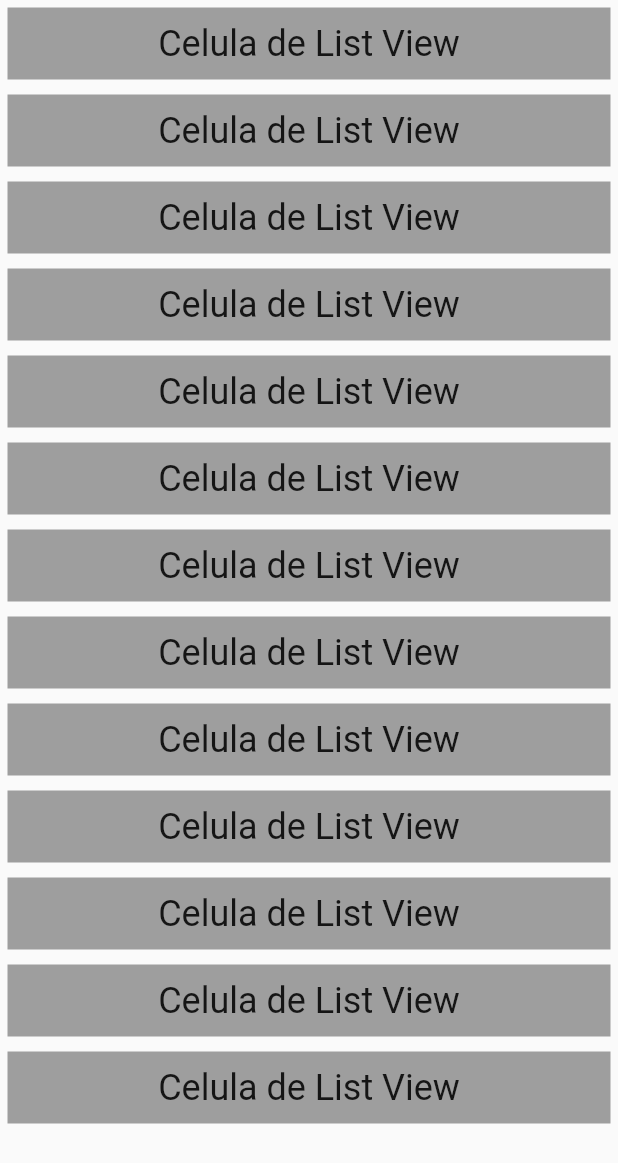
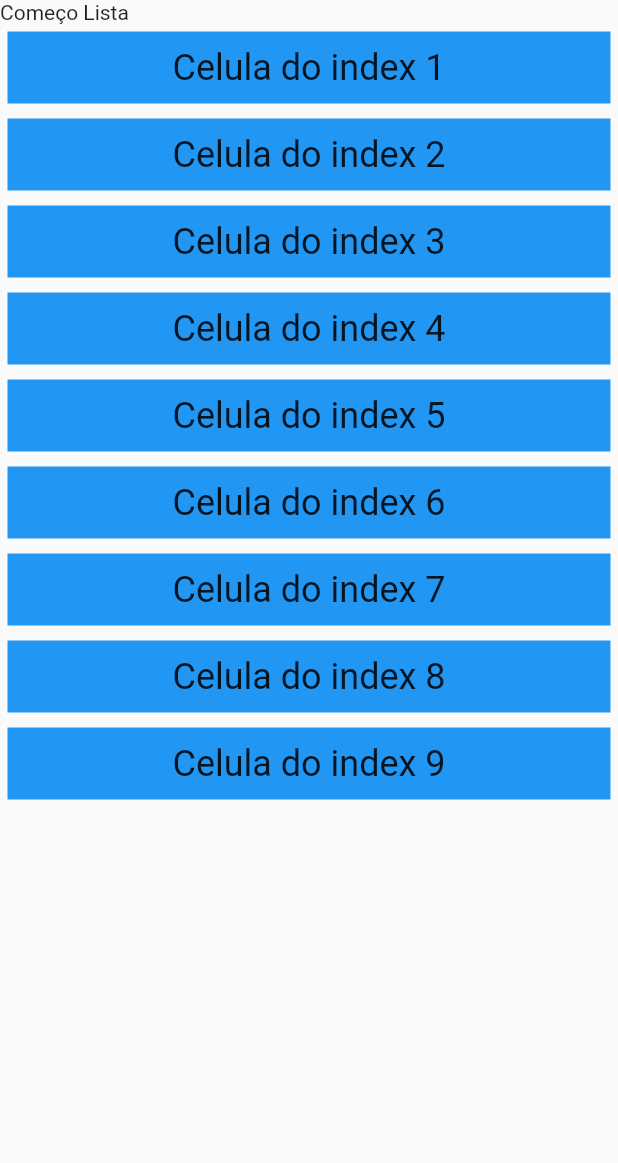
Before and after one commit to Tsilva16/List-View, a Flutter app: the screen it shows after launch, on a phone screen of 412 x 824 dp. Shown: the top 1163 px of the screen. Run offline on Flutter 3.47's test engine with Material 2 defaults, Android fonts, the phone set to English and light mode, and no system bars.

Commit message:
ListView.Builder

```diff
--- a/lib/main.dart
+++ b/lib/main.dart
@@ -13,23 +13,16 @@ class MyApp extends StatelessWidget {
         body: Column(
           children:[
             Expanded(
-              child: ListView(
-                children: [
-                  ContainerCell(),
-                  ContainerCell(),
-                  ContainerCell(),
-                  ContainerCell(),
-                  ContainerCell(),
-                  ContainerCell(),
-                  ContainerCell(),
-                  ContainerCell(),
-                  ContainerCell(),
-                  ContainerCell(),
-                  ContainerCell(),
-                  ContainerCell(),
-                  ContainerCell(),
-                ],
-              ),
+              child: ListView.builder(
+                itemCount: 10,
+                itemBuilder: (context, index){
+                  if (index == 0) {
+                    return Text('Começo Lista');
+                  } else {
+                    return ContainerCell(index);
+                  }
+
+              }),
             ),
           ],
         ),
@@ -39,15 +32,18 @@ class MyApp extends StatelessWidget {
 }
 
 class ContainerCell extends StatelessWidget {
+  final int index;
+
+  ContainerCell(this.index ,{Key, key}) : super(key: key);
   @override
   Widget build(BuildContext context) {
     return Container(
           margin: EdgeInsets.all(5),
           padding: EdgeInsets.all(10),
           alignment: Alignment.center,
-          color: Colors.grey,
+          color: Colors.blue,
           child: Text(
-         'Celula de List View',
+         'Celula do index $index',
         style: TextStyle(fontSize: 24),
       ),
     );
```
